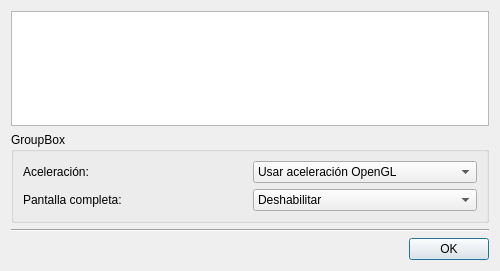
This is pilas/data/lanzador.ui in hugoruscitti/pilas as Qt 5 draws it before an edit. The edited form follows.
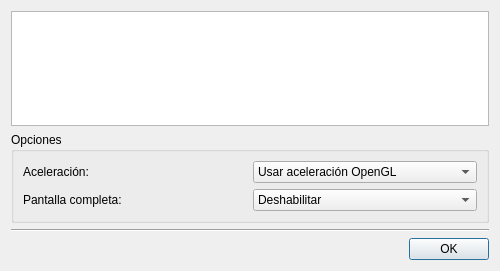
This is the edited form.

Commit message: Reparando el modo pantalla completa al iniciar.

```diff
--- a/pilas/data/lanzador.ui
+++ b/pilas/data/lanzador.ui
@@ -20,7 +20,7 @@
    <item row="1" column="0">
     <widget class="QGroupBox" name="groupBox">
      <property name="title">
-      <string>GroupBox</string>
+      <string>Opciones</string>
      </property>
      <layout class="QGridLayout" name="gridLayout">
       <item row="0" column="0">
```
The commit also changes 2 other files.
